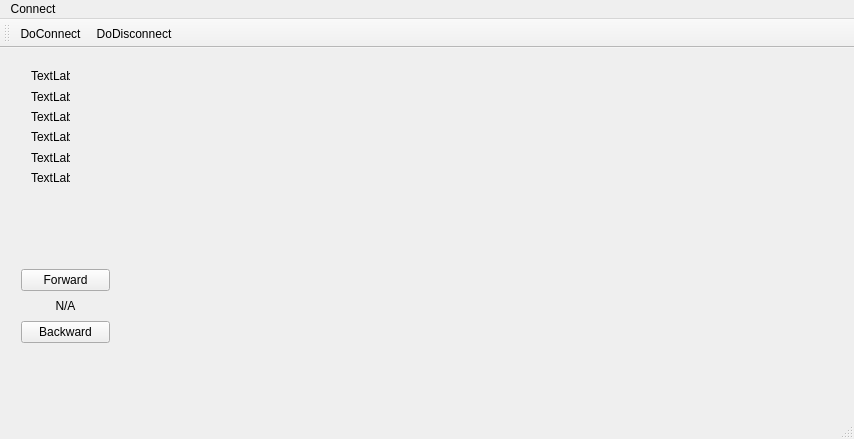
Above: mainwindow.ui from Skylli202/wifibot before the change. Below: the same form after it.
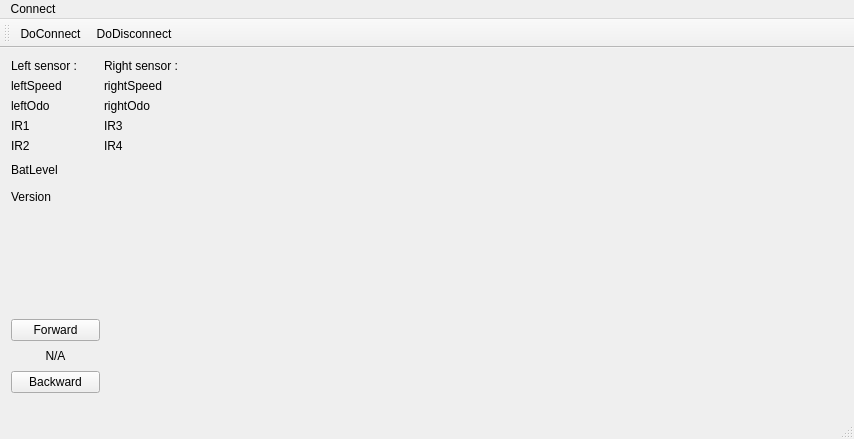
That is the form after the change.

```diff
--- a/mainwindow.ui
+++ b/mainwindow.ui
@@ -20,8 +20,8 @@
    <widget class="QWidget" name="layoutWidget">
     <property name="geometry">
      <rect>
-      <x>10</x>
-      <y>210</y>
+      <x>0</x>
+      <y>260</y>
       <width>111</width>
       <height>96</height>
      </rect>
@@ -56,54 +56,112 @@
    <widget class="QWidget" name="">
     <property name="geometry">
      <rect>
-      <x>20</x>
-      <y>10</y>
-      <width>61</width>
-      <height>138</height>
+      <x>0</x>
+      <y>0</y>
+      <width>201</width>
+      <height>170</height>
      </rect>
     </property>
+    <layout class="QVBoxLayout" name="verticalLayout_5">
+     <item>
+      <layout class="QHBoxLayout" name="horizontalLayout">
+       <item>
     <layout class="QVBoxLayout" name="verticalLayout_2">
      <item>
-      <widget class="QLabel" name="label_Version">
+          <widget class="QLabel" name="label_left">
        <property name="text">
-        <string>TextLabel</string>
-       </property>
-      </widget>
-     </item>
-     <item>
-      <widget class="QLabel" name="label_Battery">
-       <property name="text">
-        <string>TextLabel</string>
+            <string>Left sensor :</string>
        </property>
       </widget>
      </item>
      <item>
       <widget class="QLabel" name="label_leftSpeed">
        <property name="text">
-        <string>TextLabel</string>
-       </property>
-      </widget>
-     </item>
-     <item>
-      <widget class="QLabel" name="label_rightSpeed">
-       <property name="text">
-        <string>TextLabel</string>
+            <string>leftSpeed</string>
        </property>
       </widget>
      </item>
      <item>
       <widget class="QLabel" name="label_leftOdometry">
        <property name="text">
-        <string>TextLabel</string>
+            <string>leftOdo</string>
+           </property>
+          </widget>
+         </item>
+         <item>
+          <widget class="QLabel" name="label_IR1">
+           <property name="text">
+            <string>IR1</string>
+           </property>
+          </widget>
+         </item>
+         <item>
+          <widget class="QLabel" name="label_IR2">
+           <property name="text">
+            <string>IR2</string>
+           </property>
+          </widget>
+         </item>
+        </layout>
+       </item>
+       <item>
+        <layout class="QVBoxLayout" name="verticalLayout_3">
+         <item>
+          <widget class="QLabel" name="label_right">
+           <property name="text">
+            <string>Right sensor :</string>
+           </property>
+          </widget>
+         </item>
+         <item>
+          <widget class="QLabel" name="label_rightSpeed">
+           <property name="text">
+            <string>rightSpeed</string>
        </property>
       </widget>
      </item>
      <item>
       <widget class="QLabel" name="label_rightOdometry">
        <property name="text">
-        <string>TextLabel</string>
-       </property>
-      </widget>
+            <string>rightOdo</string>
+           </property>
+          </widget>
+         </item>
+         <item>
+          <widget class="QLabel" name="label_IR3">
+           <property name="text">
+            <string>IR3</string>
+           </property>
+          </widget>
+         </item>
+         <item>
+          <widget class="QLabel" name="label_IR4">
+           <property name="text">
+            <string>IR4</string>
+           </property>
+          </widget>
+         </item>
+        </layout>
+       </item>
+      </layout>
+     </item>
+     <item>
+      <layout class="QVBoxLayout" name="verticalLayout_4">
+       <item>
+        <widget class="QLabel" name="label_Battery">
+         <property name="text">
+          <string>BatLevel</string>
+         </property>
+        </widget>
+       </item>
+       <item>
+        <widget class="QLabel" name="label_Version">
+         <property name="text">
+          <string>Version</string>
+         </property>
+        </widget>
+       </item>
+      </layout>
      </item>
     </layout>
    </widget>
```
Lines whose indentation alone changed are shown as unchanged.
